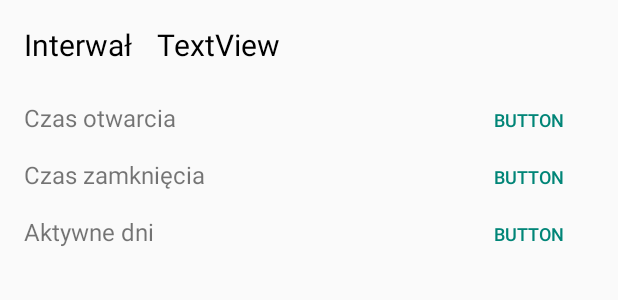
After one commit to rzepkamichal/umpa_android, an Android app: the layout intervallist_item.xml on its own in the app's theme, with its tools: preview values and no code run, on a phone screen of 412 x 824 dp. The commit adds this screen. Shown: the top 300 px of the screen. Run offline under Robolectric (Android 15) with nearby library versions, the phone set to English and light mode, and no system bars.

Commit message:
Design interval list view

```diff
--- a/app/src/main/AndroidManifest.xml
+++ b/app/src/main/AndroidManifest.xml
@@ -12,6 +12,7 @@
         android:usesCleartextTraffic="true"
         android:theme="@style/Theme.AppCompat.Light.NoActionBar">
         <activity android:name=".ui.StationListActivity"/>
+        <activity android:name=".ui.IntervalListActivity"/>
         <activity android:name=".ui.MainActivity">
             <intent-filter>
                 <action android:name="android.intent.action.MAIN" />
--- /dev/null
+++ b/app/src/main/res/layout/intervallist_item.xml
@@ -0,0 +1,118 @@
+<?xml version="1.0" encoding="utf-8"?>
+<androidx.constraintlayout.widget.ConstraintLayout xmlns:android="http://schemas.android.com/apk/res/android"
+    xmlns:app="http://schemas.android.com/apk/res-auto"
+    xmlns:tools="http://schemas.android.com/tools"
+    android:id="@+id/intervallist_item"
+    android:layout_width="match_parent"
+    android:layout_height="wrap_content">
+
+    <TextView
+        android:id="@+id/textView6"
+        android:layout_width="wrap_content"
+        android:layout_height="wrap_content"
+        android:layout_marginStart="16dp"
+        android:layout_marginTop="16dp"
+        android:text="@string/label_interval"
+        android:textColor="#000000"
+        android:textSize="20sp"
+        app:layout_constraintStart_toStartOf="parent"
+        app:layout_constraintTop_toTopOf="parent" />
+
+    <TextView
+        android:id="@+id/intervallist_item_id"
+        android:layout_width="wrap_content"
+        android:layout_height="wrap_content"
+        android:layout_marginStart="16dp"
+        android:text="TextView"
+        android:textColor="#000000"
+        android:textSize="20sp"
+        app:layout_constraintEnd_toEndOf="parent"
+        app:layout_constraintHorizontal_bias="0.0"
+        app:layout_constraintStart_toEndOf="@+id/textView6"
+        app:layout_constraintTop_toTopOf="@+id/textView6" />
+
+    <TextView
+        android:id="@+id/textView9"
+        android:layout_width="wrap_content"
+        android:layout_height="wrap_content"
+        android:layout_marginStart="16dp"
+        android:layout_marginTop="24dp"
+        android:text="@string/label_open_time"
+        android:textSize="16sp"
+        app:layout_constraintEnd_toStartOf="@+id/intervallist_item_open_time_btn"
+        app:layout_constraintHorizontal_bias="0.5"
+        app:layout_constraintHorizontal_chainStyle="spread_inside"
+        app:layout_constraintStart_toStartOf="parent"
+        app:layout_constraintTop_toBottomOf="@+id/textView6" />
+
+    <Button
+        android:id="@+id/intervallist_item_open_time_btn"
+        style="@style/Widget.AppCompat.Button.Borderless.Colored"
+        android:layout_width="wrap_content"
+        android:layout_height="wrap_content"
+        android:layout_marginEnd="16dp"
+        android:minHeight="0dp"
+        android:text="Button"
+        android:textSize="12sp"
+        app:layout_constraintBaseline_toBaselineOf="@+id/textView9"
+        app:layout_constraintEnd_toEndOf="parent"
+        app:layout_constraintHorizontal_bias="0.5"
+        app:layout_constraintStart_toEndOf="@+id/textView9" />
+
+    <TextView
+        android:id="@+id/textView10"
+        android:layout_width="wrap_content"
+        android:layout_height="wrap_content"
+        android:layout_marginStart="16dp"
+        android:layout_marginTop="16dp"
+        android:text="@string/label_close_time"
+        android:textSize="16sp"
+        app:layout_constraintEnd_toStartOf="@+id/intervallist_item_close_time_btn"
+        app:layout_constraintHorizontal_bias="0.5"
+        app:layout_constraintHorizontal_chainStyle="spread_inside"
+        app:layout_constraintStart_toStartOf="parent"
+        app:layout_constraintTop_toBottomOf="@+id/textView9" />
+
+    <Button
+        android:id="@+id/intervallist_item_close_time_btn"
+        style="@style/Widget.AppCompat.Button.Borderless.Colored"
+        android:layout_width="wrap_content"
+        android:layout_height="wrap_content"
+        android:layout_marginEnd="16dp"
+        android:minHeight="0dp"
+        android:text="Button"
+        android:textSize="12sp"
+        app:layout_constraintBaseline_toBaselineOf="@+id/textView10"
+        app:layout_constraintEnd_toEndOf="parent"
+        app:layout_constraintHorizontal_bias="0.5"
+        app:layout_constraintStart_toEndOf="@+id/textView10" />
+
+    <TextView
+        android:id="@+id/textView11"
+        android:layout_width="wrap_content"
+        android:layout_height="wrap_content"
+        android:layout_marginStart="16dp"
+        android:layout_marginTop="16dp"
+        android:text="@string/label_active_days"
+        android:textSize="16sp"
+        app:layout_constraintEnd_toStartOf="@+id/intervallist_item_active_days_btn"
+        app:layout_constraintHorizontal_bias="0.5"
+        app:layout_constraintHorizontal_chainStyle="spread_inside"
+        app:layout_constraintStart_toStartOf="parent"
+        app:layout_constraintTop_toBottomOf="@+id/textView10" />
+
+    <Button
+        android:id="@+id/intervallist_item_active_days_btn"
+        style="@style/Widget.AppCompat.Button.Borderless.Colored"
+        android:layout_width="wrap_content"
+        android:layout_height="wrap_content"
+        android:layout_marginEnd="16dp"
+        android:minHeight="0dp"
+        android:text="Button"
+        android:textSize="12sp"
+        app:layout_constraintBaseline_toBaselineOf="@+id/textView11"
+        app:layout_constraintEnd_toEndOf="parent"
+        app:layout_constraintHorizontal_bias="0.5"
+        app:layout_constraintStart_toEndOf="@+id/textView11" />
+
+</androidx.constraintlayout.widget.ConstraintLayout>
--- a/app/src/main/res/values/strings.xml
+++ b/app/src/main/res/values/strings.xml
@@ -10,10 +10,14 @@
     </string-array>
 
     <string name="label_zone">Strefa</string>
-    <string name="label_watering_preset">Profil:</string>
-    <string name="label_force_open_valve">Wymuś otwarcie zaworu:</string>
-    <string name="label_time_config">Konfiguracja czasowa</string>
-    <string name="label_station_config">Konfiguracja stacji...</string>
-    <string name="label_today_rain">Dzisiejsze opady:</string>
-    <string name="label_max_rain">Maksymalne opady:</string>
+    <string name="label_watering_preset">Profil</string>
+    <string name="label_force_open_valve">Wymuś otwarcie zaworu</string>
+    <string name="label_time_config">Konfiguracja zegara</string>
+    <string name="label_station_config">Konfiguracja stacji</string>
+    <string name="label_today_rain">Dzisiejsze opady</string>
+    <string name="label_max_rain">Maksymalne opady</string>
+    <string name="label_interval">Interwał</string>
+    <string name="label_open_time">Czas otwarcia</string>
+    <string name="label_close_time">Czas zamknięcia</string>
+    <string name="label_active_days">Aktywne dni</string>
 </resources>
```
Also changed, not shown: app/src/main/java/pl/mrz/umpa/ui/IntervalListActivity.kt (added, +12 -0 lines), app/src/main/res/layout/activity_intervallist.xml (added, +46 -0 lines).
